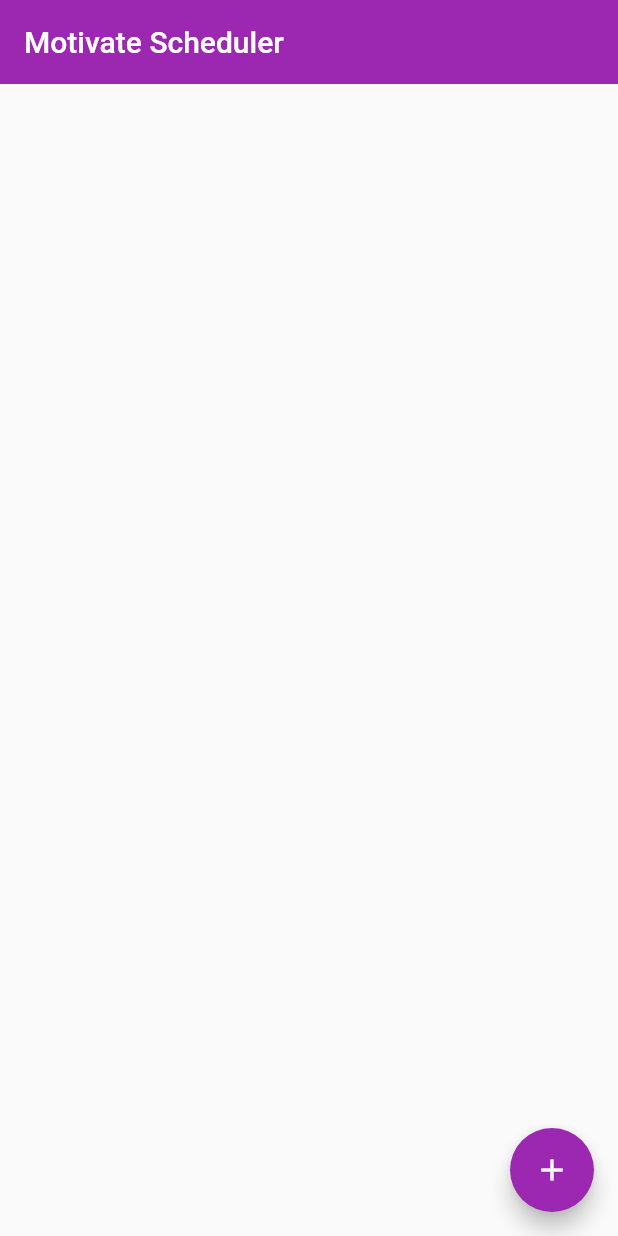
After one commit to rinkane/Motivate-Scheduler, a Flutter app: the ScheduleListView screen opened directly, after a tap on the "delete" icon, on a phone screen of 412 x 824 dp. The commit adds this screen. Run offline on Flutter 3.47's test engine with Material 2 defaults, Android fonts, the phone set to English and light mode, and no system bars.

Commit message:
ファイル分け、クラス名変更のリファクタ

```diff
--- /dev/null
+++ b/scheduler/lib/view/scheduleListView.dart
@@ -0,0 +1,73 @@
+import 'package:flutter/material.dart';
+import 'package:intl/intl.dart';
+
+import '../model/schedule.dart';
+import 'scheduleAddDialog.dart';
+
+class ScheduleListView extends StatefulWidget {
+  const ScheduleListView({Key? key, required this.title}) : super(key: key);
+
+  final String title;
+
+  @override
+  State<ScheduleListView> createState() => _ScheduleListViewState();
+}
+
+class _ScheduleListViewState extends State<ScheduleListView> {
+  var schedules = <Schedule>[Schedule()];
+
+  void showAddScheduleDialog() async {
+    final schedule = await showDialog<Schedule>(
+        context: context, builder: (context) => const ScheduleAddDialog());
+    if (schedule != null) {
+      setState(() {
+        schedules.add(schedule);
+      });
+    }
+  }
+
+  @override
+  Widget build(BuildContext context) {
+    return Scaffold(
+      body: CustomScrollView(
+        slivers: <Widget>[
+          SliverAppBar(title: Text(widget.title)),
+          SliverList(
+            delegate:
+                SliverChildBuilderDelegate((BuildContext context, int index) {
+              return Card(
+                child: ListTile(
+                  leading: Column(
+                    mainAxisAlignment: MainAxisAlignment.center,
+                    children: <Widget>[
+                      Text(schedules[index].motivation.toString())
+                    ],
+                  ),
+                  title: Text(schedules[index].name),
+                  subtitle: Text(DateFormat("yyyy-MM-dd HH:mm")
+                          .format(schedules[index].startDateTime) +
+                      " ~ " +
+                      DateFormat("yyyy-MM-dd HH:mm")
+                          .format(schedules[index].endDateTime)),
+                  trailing: IconButton(
+                    icon: const Icon(Icons.delete),
+                    onPressed: () {
+                      setState(() {
+                        schedules.removeAt(index);
+                      });
+                    },
+                  ),
+                ),
+              );
+            }, childCount: schedules.length),
+          ),
+        ],
+      ),
+      floatingActionButton: FloatingActionButton(
+        onPressed: showAddScheduleDialog,
+        tooltip: 'Increment',
+        child: const Icon(Icons.add),
+      ),
+    );
+  }
+}
```
Also changed, not shown: scheduler/lib/main.dart (+2 -72 lines), scheduler/lib/view/scheduleAddDialog.dart (renamed from scheduler/lib/view/addScheduleDialog.dart, +4 -4 lines).
